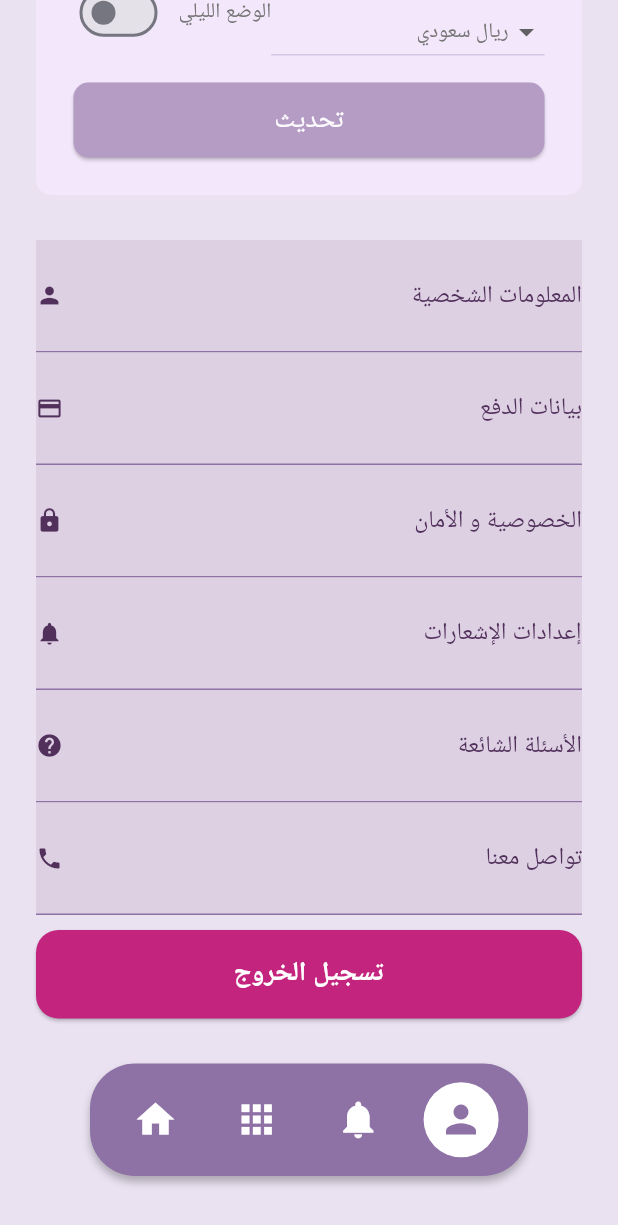
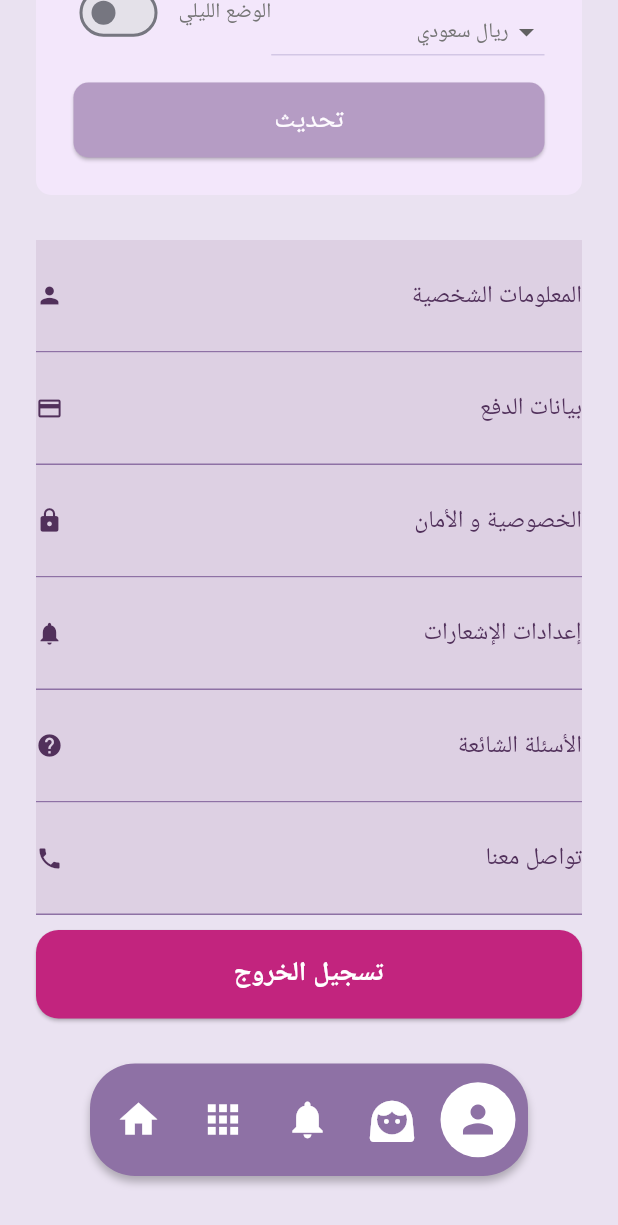
Before and after one commit to Cs-Samr/rownaq_app, a Flutter app: the profilePage screen opened directly, scrolled down 346 dp, on a phone screen of 412 x 824 dp. Shown: the top 1225 px of the screen. Run offline on Flutter 3.47's test engine with Material 3 defaults, Android fonts, the phone set to English and light mode, and no system bars.

Commit message:
face icon

```diff
--- a/lib/profile_page.dart
+++ b/lib/profile_page.dart
@@ -155,6 +155,10 @@ class profilePage extends StatelessWidget {
               IconButton(
                   onPressed: () {},
                   icon: Icon(Icons.notifications, color: Colors.white),
+                  iconSize: 30),
+              IconButton(
+                  onPressed: () {},
+                  icon: Icon(Icons.face_3, color: Colors.white),
                   iconSize: 30),
               Stack(
                 alignment: Alignment.center,
```
